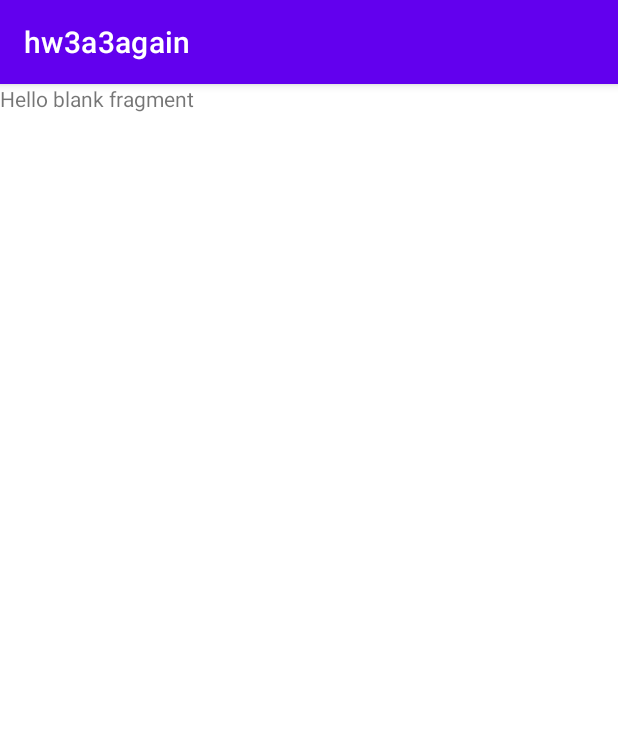
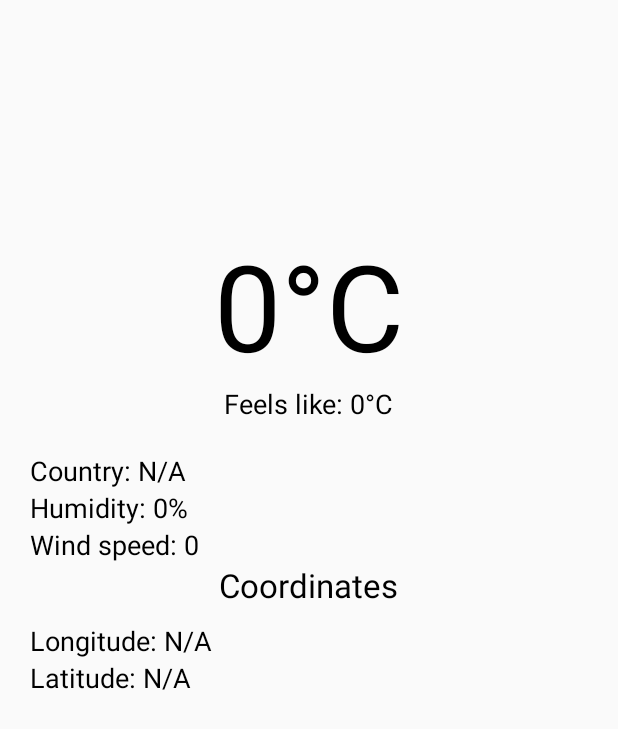
Before and after one commit to eldegen/hw3a3again, an Android app: the screen it shows after launch (MainActivity), on a phone screen of 412 x 824 dp. Shown: the top 729 px of the screen. Run offline under Robolectric (Android 15) with nearby library versions, the phone set to English and light mode, and no system bars.

```diff
--- a/app/src/main/AndroidManifest.xml
+++ b/app/src/main/AndroidManifest.xml
@@ -5,6 +5,7 @@
     <uses-permission android:name="android.permission.INTERNET"/>
     <application
         android:name=".App"
+        android:fitsSystemWindows="true"
         android:allowBackup="true"
         android:icon="@mipmap/ic_launcher"
         android:label="@string/app_name"
--- a/app/src/main/java/com/example/hw3a3again/MainActivity.java
+++ b/app/src/main/java/com/example/hw3a3again/MainActivity.java
@@ -3,6 +3,8 @@ package com.example.hw3a3again;
 import androidx.appcompat.app.AppCompatActivity;
 
 import android.os.Bundle;
+import android.view.View;
+import android.view.WindowManager;
 
 import com.example.hw3a3again.databinding.ActivityMainBinding;
 
@@ -15,5 +17,10 @@ public class MainActivity extends AppCompatActivity {
         super.onCreate(savedInstanceState);
         binding = ActivityMainBinding.inflate(getLayoutInflater());
         setContentView(binding.getRoot());
+
+        getWindow().setFlags(
+                WindowManager.LayoutParams.FLAG_LAYOUT_NO_LIMITS,
+                WindowManager.LayoutParams.FLAG_LAYOUT_NO_LIMITS
+        );
     }
 }
--- a/app/src/main/java/com/example/hw3a3again/ui/weather/WeatherFragment.java
+++ b/app/src/main/java/com/example/hw3a3again/ui/weather/WeatherFragment.java
@@ -1,5 +1,6 @@
 package com.example.hw3a3again.ui.weather;
 
+import android.annotation.SuppressLint;
 import android.os.Bundle;
 
 import androidx.annotation.NonNull;
@@ -18,6 +19,10 @@ import com.example.hw3a3again.R;
 import com.example.hw3a3again.data.models.MainResponse;
 import com.example.hw3a3again.databinding.FragmentWeatherBinding;
 
+import java.math.BigDecimal;
+import java.math.RoundingMode;
+import java.text.DecimalFormat;
+
 public class WeatherFragment extends Fragment {
 
     private FragmentWeatherBinding binding;
@@ -25,6 +30,8 @@ public class WeatherFragment extends Fragment {
 
     private String city = "Bishkek";
     private String apikey = "7b6537fda7b672d63330155ecf0bdaf8";
+
+    double PI = 3.1415;
 
     public WeatherFragment() {
 
@@ -40,15 +47,36 @@ public class WeatherFragment extends Fragment {
     @Override
     public void onViewCreated(@NonNull View view, @Nullable Bundle savedInstanceState) {
         super.onViewCreated(view, savedInstanceState);
+        DecimalFormat df = new DecimalFormat("###.###");
 
         viewModel = new ViewModelProvider(requireActivity()).get(WeatherViewModel.class);
         viewModel.getWeather(city, apikey);
         viewModel.weatherLiveData.observe(getViewLifecycleOwner(), new Observer<MainResponse>() {
+            @SuppressLint("SetTextI18n")
             @Override
             public void onChanged(MainResponse mainResponse) {
                 Log.e("f_global", "WeatherFragment: Success!");
+
+                double tempBuffer = mainResponse.getMain().getTemp() - 273.15;
+                double tempFeelsBuffer = mainResponse.getMain().getFeelsLike() - 273.15;
+
+                binding.tvTemp.setText(round(tempBuffer, 1) + "°C");
+                binding.tvFeelsTemp.setText("Feels like: " + round(tempFeelsBuffer, 1) + "°C");
+                binding.tvCountry.setText("Country: " + mainResponse.getSys().getCountry());
+                binding.tvHumidity.setText("Humidity: " + mainResponse.getMain().getHumidity().toString() + "%");
+                binding.tvWindSpeed.setText("Wind speed: " + mainResponse.getWind().getSpeed().toString() + "m/s");
+                binding.tvLongitude.setText("Longitude: " + mainResponse.getCoord().getLon().toString());
+                binding.tvLatitude.setText("Latitude: " + mainResponse.getCoord().getLat().toString());
             }
         });
 
     }
+
+    private static double round(double value, int places) {
+        if (places < 0) throw new IllegalArgumentException();
+
+        BigDecimal bd = new BigDecimal(Double.toString(value));
+        bd = bd.setScale(places, RoundingMode.HALF_UP);
+        return bd.doubleValue();
+    }
 }
--- a/app/src/main/res/layout/fragment_weather.xml
+++ b/app/src/main/res/layout/fragment_weather.xml
@@ -1,14 +1,91 @@
 <?xml version="1.0" encoding="utf-8"?>
-<FrameLayout xmlns:android="http://schemas.android.com/apk/res/android"
+<androidx.constraintlayout.widget.ConstraintLayout xmlns:android="http://schemas.android.com/apk/res/android"
     xmlns:tools="http://schemas.android.com/tools"
     android:layout_width="match_parent"
     android:layout_height="match_parent"
+    xmlns:app="http://schemas.android.com/apk/res-auto"
     tools:context=".ui.weather.WeatherFragment">
 
-    <!-- TODO: Update blank fragment layout -->
     <TextView
+        android:id="@+id/tv_temp"
+        app:layout_constraintTop_toTopOf="parent"
+        app:layout_constraintStart_toStartOf="parent"
+        app:layout_constraintEnd_toEndOf="parent"
+        android:text="@string/temp_blank"
+        android:textSize="80sp"
+        android:textColor="@color/black"
+        android:layout_marginTop="150dp"
+        android:layout_width="wrap_content"
+        android:layout_height="wrap_content"/>
+
+    <TextView
+        android:id="@+id/tv_feels_temp"
+        app:layout_constraintTop_toBottomOf="@id/tv_temp"
+        app:layout_constraintStart_toStartOf="parent"
+        app:layout_constraintEnd_toEndOf="parent"
+        android:text="@string/feels_like_blank"
+        android:textSize="18sp"
+        android:textColor="@color/black"
+        android:layout_width="wrap_content"
+        android:layout_height="wrap_content"/>
+
+    <LinearLayout
+        app:layout_constraintTop_toBottomOf="@id/tv_feels_temp"
+        android:orientation="vertical"
+        android:layout_margin="20sp"
         android:layout_width="match_parent"
-        android:layout_height="match_parent"
-        android:text="@string/hello_blank_fragment" />
+        android:layout_height="wrap_content">
 
-</FrameLayout>
+        <TextView
+            android:id="@+id/tv_country"
+            android:text="@string/country_blank"
+            android:textSize="18sp"
+            android:textColor="@color/black"
+            android:layout_width="wrap_content"
+            android:layout_height="wrap_content"/>
+
+        <TextView
+            android:id="@+id/tv_humidity"
+            android:text="@string/humidity_blank"
+            android:textSize="18sp"
+            android:textColor="@color/black"
+            android:layout_width="wrap_content"
+            android:layout_height="wrap_content"/>
+
+        <TextView
+            android:id="@+id/tv_wind_speed"
+            android:text="@string/wind_speed_blank"
+            android:textSize="18sp"
+            android:textColor="@color/black"
+            android:layout_width="wrap_content"
+            android:layout_height="wrap_content"/>
+
+        <TextView
+            android:text="@string/coordinates"
+            android:layout_gravity="center"
+            android:textSize="22sp"
+            android:textColor="@color/black"
+            android:layout_marginBottom="10dp"
+            android:layout_width="wrap_content"
+            android:layout_height="wrap_content"/>
+
+        <TextView
+            android:id="@+id/tv_longitude"
+            android:text="@string/longitude_blank"
+            android:textSize="18sp"
+            android:textColor="@color/black"
+            android:layout_width="wrap_content"
+            android:layout_height="wrap_content"/>
+
+        <TextView
+            android:id="@+id/tv_latitude"
+            android:text="@string/latitude_blank"
+            android:textSize="18sp"
+            android:textColor="@color/black"
+            android:layout_width="wrap_content"
+            android:layout_height="wrap_content"/>
+
+    </LinearLayout>
+
+
+</androidx.constraintlayout.widget.ConstraintLayout>
--- a/app/src/main/res/values/strings.xml
+++ b/app/src/main/res/values/strings.xml
@@ -2,4 +2,12 @@
     <string name="app_name">hw3a3again</string>
     <!-- TODO: Remove or change this placeholder text -->
     <string name="hello_blank_fragment">Hello blank fragment</string>
+    <string name="temp_blank">0°С</string>
+    <string name="feels_like_blank">Feels like: 0°С</string>
+    <string name="humidity_blank">Humidity: 0%</string>
+    <string name="wind_speed_blank">Wind speed: 0</string>
+    <string name="country_blank">Country: N/A</string>
+    <string name="coordinates">Coordinates</string>
+    <string name="longitude_blank">Longitude: N/A</string>
+    <string name="latitude_blank">Latitude: N/A</string>
 </resources>
--- a/app/src/main/res/values/themes.xml
+++ b/app/src/main/res/values/themes.xml
@@ -1,6 +1,6 @@
 <resources xmlns:tools="http://schemas.android.com/tools">
     <!-- Base application theme. -->
-    <style name="Theme.Hw3a3again" parent="Theme.MaterialComponents.DayNight.DarkActionBar">
+    <style name="Theme.Hw3a3again" parent="Theme.MaterialComponents.DayNight.NoActionBar.Bridge">
         <!-- Primary brand color. -->
         <item name="colorPrimary">@color/purple_500</item>
         <item name="colorPrimaryVariant">@color/purple_700</item>
@@ -12,5 +12,8 @@
         <!-- Status bar color. -->
         <item name="android:statusBarColor" tools:targetApi="l">?attr/colorPrimaryVariant</item>
         <!-- Customize your theme here. -->
+        <item name="android:windowTranslucentStatus">true</item>
+        <item name="android:windowTranslucentNavigation">true</item>
+        <item name="android:windowLightStatusBar">true</item>
     </style>
 </resources>
```
